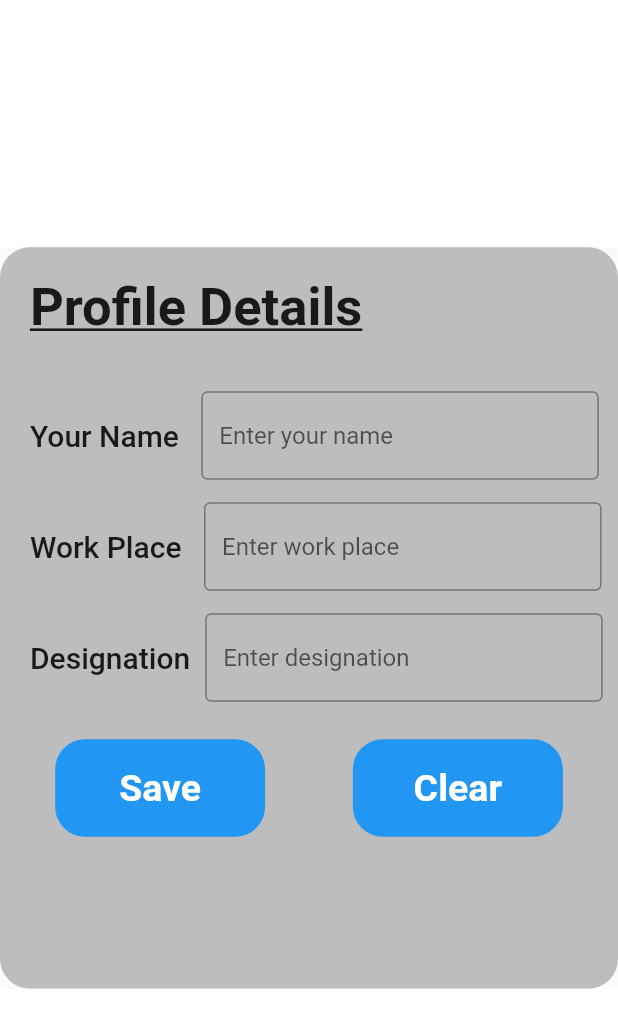
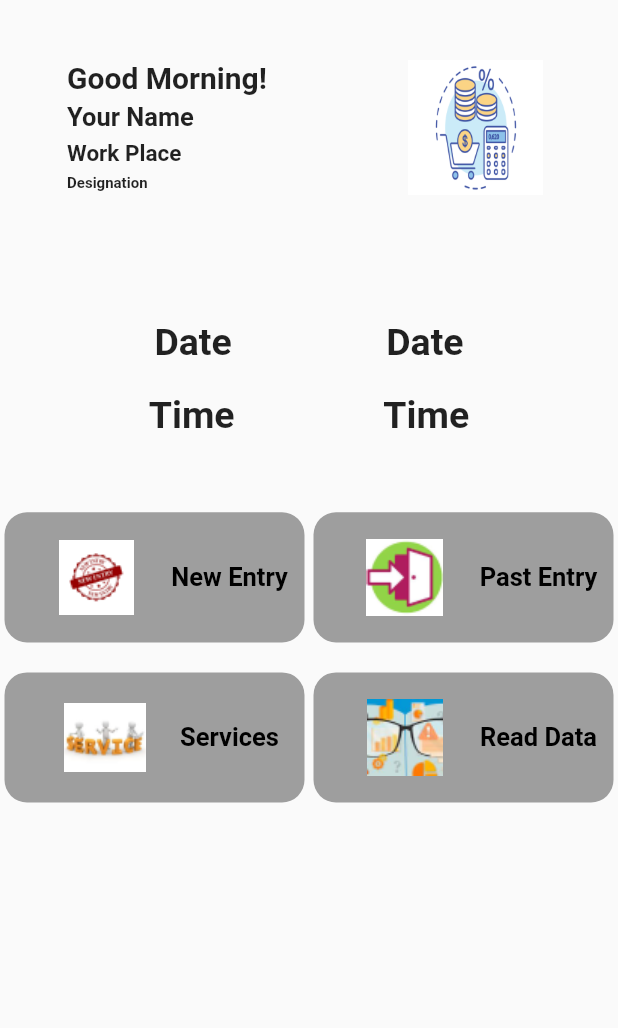
Before and after one commit to NadeeraPereraD/commissioning_calculator, a Flutter app: the screen it shows after launch, on a phone screen of 412 x 824 dp. Shown: the top 1028 px of the screen. Run offline on Flutter 3.47's test engine with Material 2 defaults, Android fonts, the light colour scheme and no system bars.

Commit message:
Home Page UI Created

```diff
--- a/lib/main.dart
+++ b/lib/main.dart
@@ -1,4 +1,6 @@
+import 'package:commissioning_calculator/screens/home_page.dart';
 import 'package:commissioning_calculator/widgets/buttons.dart';
+import 'package:commissioning_calculator/widgets/sized_box.dart';
 import 'package:commissioning_calculator/widgets/text.dart';
 import 'package:commissioning_calculator/widgets/text_field.dart';
 import 'package:flutter/material.dart';
@@ -14,7 +16,7 @@ class App extends StatelessWidget {
   Widget build(BuildContext context) {
     return const MaterialApp(
       title: 'Commissioning Calculator',
-      home: SignIn(),
+      home: HomePage(),
     );
   }
 }
@@ -42,12 +44,12 @@ class _SignInState extends State<SignIn> {
   //   );
   // }
 
-  Widget sizedBox(double height, double width) {
-    return SizedBox(
-      height: height,
-      width: width,
-    );
-  }
+  // Widget sizedBox(double height, double width) {
+  //   return SizedBox(
+  //     height: height,
+  //     width: width,
+  //   );
+  // }
 
   // Widget textField(String name) {
   //   return Padding(
@@ -96,39 +98,46 @@ class _SignInState extends State<SignIn> {
                       size: 35,
                       textDecoration: TextDecoration.underline,
                      ),
-                  sizedBox(35.0, 0.0),
+                  //sizedBox(35.0, 0.0),
+                  SizeBox(height: 35.0, width: 0.0),
                      //sizedBox(15.0),
                     Flexible(
                       child: Row(
                         children: [
                           ProfTextField(size: 20, fontWeight: FontWeight.w500, text: 'Your Name'),
-                          sizedBox(0.0, 15.0),
+                          //sizedBox(0.0, 15.0),
+                          SizeBox(height: 0.0, width: 15.0),
                           TextFields(width: 265, hintText: 'Enter your name'),
                         ],
 
                      )),
-                     sizedBox(15.0, 0.0),
+                     //sizedBox(15.0, 0.0),
+                     SizeBox(height: 15.0, width: 0.0),
                      Flexible(
                       child: Row(
                         children: [
                           ProfTextField(size: 20, fontWeight: FontWeight.w500, text: 'Work Place'),
-                          sizedBox(0.0, 15.0),
+                          //sizedBox(0.0, 15.0),
+                          SizeBox(height: 0.0, width: 15.0),
                           TextFields(width: 265, hintText: 'Enter work place'),
                         ],
 
                      )),
-                     sizedBox(15.0, 0.0),
+                     //sizedBox(15.0, 0.0),
+                     SizeBox(height: 15.0, width: 0.0),
                      Flexible(
                       child: Row(
                         children: [
                           ProfTextField(size: 20, fontWeight: FontWeight.w500, text: 'Designation'),
-                          sizedBox(0.0, 10.0),
+                          //sizedBox(0.0, 10.0),
+                          SizeBox(height: 0.0, width: 10.0),
                           TextFields(width: 265, hintText: 'Enter designation'),
                         ],
 
                      )),
 
-                     sizedBox(25.0, 0.0),
+                     //sizedBox(25.0, 0.0),
+                     SizeBox(height: 25.0, width: 0.0),
 
                      Padding(
                        padding: const EdgeInsets.only(bottom: 16.0,right: 20.0),
@@ -145,8 +154,10 @@ class _SignInState extends State<SignIn> {
                               radius: 20.0,
                               width: 140,
                               height: 65,
+                              image: const AssetImage(''),
                             ),
-                            sizedBox(0.0, 25.0),
+                            //sizedBox(0.0, 25.0),
+                            SizeBox(height: 0.0, width: 25.0),
                             Buttons(
                               backgroundColor: Colors.blue,
                               text: 'Clear',
@@ -156,6 +167,7 @@ class _SignInState extends State<SignIn> {
                               radius: 20.0,
                               width: 140,
                               height: 65,
+                              image: const AssetImage(''),
                             ),
                          ],
                        ),
--- /dev/null
+++ b/lib/screens/home_page.dart
@@ -0,0 +1,172 @@
+import 'package:commissioning_calculator/widgets/buttons.dart';
+import 'package:commissioning_calculator/widgets/sized_box.dart';
+import 'package:commissioning_calculator/widgets/text.dart';
+import 'package:flutter/material.dart';
+
+class HomePage extends StatefulWidget {
+  const HomePage({super.key});
+
+  @override
+  State<HomePage> createState() => _HomePageState();
+}
+
+class _HomePageState extends State<HomePage> {
+  @override
+  Widget build(BuildContext context) {
+    return Scaffold(
+      body: Column(
+        children: [
+          Flexible(
+            flex: 2,
+            child: Container(
+              margin: const EdgeInsets.only(top: 40.0),
+              //padding: const EdgeInsets.all(0.0),
+              child: Row(
+                mainAxisAlignment: MainAxisAlignment.spaceAround,
+                crossAxisAlignment: CrossAxisAlignment.start,
+                children: [
+                  Column(
+                    crossAxisAlignment: CrossAxisAlignment.start,
+                    children: [
+                      ProfTextField(
+                          size: 20,
+                          fontWeight: FontWeight.w700,
+                          text: 'Good Morning!'),
+                      SizeBox(height: 5.0, width: 0.0),
+                      ProfTextField(
+                          size: 17,
+                          fontWeight: FontWeight.w600,
+                          text: 'Your Name'),
+                      SizeBox(height: 5.0, width: 0.0),
+                      ProfTextField(
+                          size: 15,
+                          fontWeight: FontWeight.w600,
+                          text: 'Work Place'),
+                      SizeBox(height: 5.0, width: 0.0),
+                      ProfTextField(
+                          size: 10,
+                          fontWeight: FontWeight.w600,
+                          text: 'Designation'),
+                    ],
+                  ),
+
+                  // ProfTextField(
+                  //       size: 20,
+                  //       fontWeight: FontWeight.w700,
+                  //       text: 'Good Morning!'),
+                  const Image(
+                    image: AssetImage('assets/images/logo/logo.png'),
+                    height: 90.0,
+                    width: 100.0,
+                  ),
+                ],
+              ),
+            ),
+          ),
+          SizeBox(height: 40, width: 0),
+          Flexible(
+            flex: 2,
+            child: Row(
+              mainAxisAlignment: MainAxisAlignment.spaceEvenly,
+              children: [
+                ProfTextField(
+                    size: 25.0, fontWeight: FontWeight.w600, text: 'Date'),
+                ProfTextField(
+                    size: 25.0, fontWeight: FontWeight.w600, text: 'Date'),
+              ],
+            ),
+          ),
+          SizeBox(height: 20, width: 0),
+          Flexible(
+            flex: 2,
+            child: Row(
+              mainAxisAlignment: MainAxisAlignment.spaceEvenly,
+              children: [
+                ProfTextField(
+                    size: 25.0, fontWeight: FontWeight.w600, text: 'Time'),
+                ProfTextField(
+                    size: 25.0, fontWeight: FontWeight.w600, text: 'Time'),
+              ],
+            ),
+          ),
+          SizeBox(height: 50, width: 0),
+          Flexible(
+            flex: 1,
+            child: Row(
+              //crossAxisAlignment: CrossAxisAlignment.start,
+              mainAxisAlignment: MainAxisAlignment.spaceAround,
+              children: [
+                Buttons(
+                  backgroundColor: Colors.grey,
+                  text: 'New Entry',
+                  textColor: Colors.black,
+                  size: 17,
+                  fontWeight: FontWeight.bold,
+                  radius: 15,
+                  width: 200,
+                  height: 75,
+                  isImage: true,
+                  imgHeight: 90,
+                  imgWidth: 100,
+                  image: const AssetImage('assets/images/button_images/new_entry.png'),
+                ),
+                Buttons(
+                  backgroundColor: Colors.grey,
+                  text: 'Past Entry',
+                  textColor: Colors.black,
+                  size: 17,
+                  fontWeight: FontWeight.bold,
+                  radius: 15,
+                  width: 200,
+                  height: 75,
+                  isImage: true,
+                  imgHeight: 90,
+                  imgWidth: 100,
+                  image: const AssetImage('assets/images/button_images/past_entry.png'),
+                ),
+              ],
+            ),
+          ),
+          SizeBox(height: 20, width: 0),
+          Flexible(
+            flex: 1,
+            child: Row(
+              //crossAxisAlignment: CrossAxisAlignment.start,
+              mainAxisAlignment: MainAxisAlignment.spaceAround,
+              children: [
+                Buttons(
+                  backgroundColor: Colors.grey,
+                  text: 'Services',
+                  textColor: Colors.black,
+                  size: 17,
+                  fontWeight: FontWeight.bold,
+                  radius: 15,
+                  width: 200,
+                  height: 75,
+                  isImage: true,
+                  imgHeight: 90,
+                  imgWidth: 100,
+                  image: const AssetImage('assets/images/button_images/services_btn.png'),
+                ),
+                Buttons(
+                  backgroundColor: Colors.grey,
+                  text: 'Read Data',
+                  textColor: Colors.black,
+                  size: 17,
+                  fontWeight: FontWeight.bold,
+                  radius: 15,
+                  width: 200,
+                  height: 75,
+                  isImage: true,
+                  imgHeight: 90,
+                  imgWidth: 100,
+                  image: const AssetImage('assets/images/button_images/read_data.png'),
+                ),
+              ],
+            ),
+          ),
+        ],
+      ),
+    );
+  }
+}
--- a/lib/widgets/buttons.dart
+++ b/lib/widgets/buttons.dart
@@ -10,6 +10,10 @@ class Buttons extends StatelessWidget {
   double radius;
   double width;
   double height;
+  bool? isImage;
+  double? imgHeight;
+  double? imgWidth;
+  AssetImage image;
 
   Buttons({
     super.key,
@@ -21,11 +25,16 @@ class Buttons extends StatelessWidget {
     required this.radius,
     required this.width,
     required this.height,
+    this.isImage = false,
+    this.imgHeight,
+    this.imgWidth,
+    required this.image,
   });
 
   @override
   Widget build(BuildContext context) {
-    return TextButton(
+    return isImage == false
+        ? TextButton(
             onPressed: () {},
             style: TextButton.styleFrom(
               backgroundColor: backgroundColor,
@@ -42,7 +51,6 @@ class Buttons extends StatelessWidget {
             //       side: const BorderSide(color: Colors.blue),
             //     ),
             //   ),
-
             // ),
 
             child: Text(
@@ -53,6 +61,34 @@ class Buttons extends StatelessWidget {
                 fontWeight: fontWeight,
               ),
             ),
+          )
+        : TextButton(
+            onPressed: () {},
+            style: TextButton.styleFrom(
+              backgroundColor: backgroundColor,
+              shape: RoundedRectangleBorder(
+                borderRadius: BorderRadius.circular(radius),
+              ),
+              minimumSize: Size(width, height),
+            ),
+
+            child: Row(
+              children: [
+                Ink.image(
+                  width: imgWidth,
+                  height: imgHeight,
+                  image: image,
+                ),
+                Text(
+                  text,
+                  style: TextStyle(
+                    color: textColor,
+                    fontSize: size,
+                    fontWeight: fontWeight,
+                  ),
+                ),
+              ],
+            ),
           );
   }
 }
--- /dev/null
+++ b/lib/widgets/sized_box.dart
@@ -0,0 +1,16 @@
+import 'package:flutter/material.dart';
+
+// ignore: must_be_immutable
+class SizeBox extends StatelessWidget {
+  double height;
+  double width;
+  SizeBox({super.key, required this.height, required this.width});
+
+  @override
+  Widget build(BuildContext context) {
+    return SizedBox(
+      height: height,
+      width: width,
+    );
+  }
+}
```
Also changed, not shown: pubspec.yaml (+7 -3 lines), assets/images/button_images/new_entry.png (added), assets/images/button_images/past_entry.png (added), assets/images/button_images/read_data.png (added), assets/images/button_images/services_btn.png (added), assets/images/logo/logo @2x.png (added), assets/images/logo/logo @3x.png (added), assets/images/logo/logo.png (added). Lines whose indentation alone changed are shown as unchanged.
